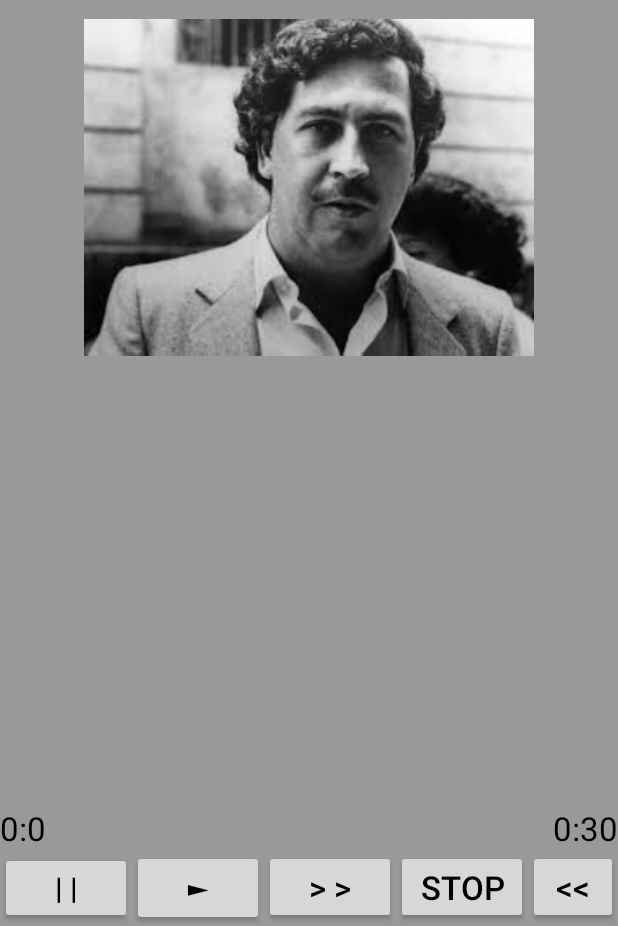
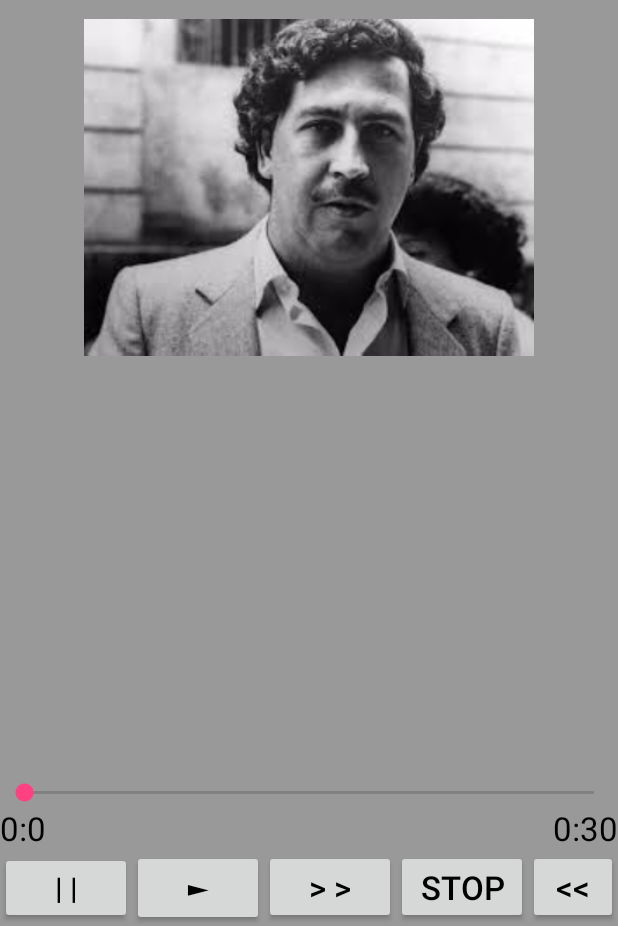
Before and after one commit to NathanHirata19/MusicPlayer, an Android app: the screen it shows after launch (MainActivity), after a tap on an icon or button, on a phone screen of 412 x 824 dp, the part 310-1236 px from its top. Run offline under Robolectric (Android 15) with nearby library versions, the phone set to English and light mode, and no system bars.

Commit message:
milestone 7

```diff
--- a/app/src/main/java/com/academy/app/musicplayer/MainActivity.java
+++ b/app/src/main/java/com/academy/app/musicplayer/MainActivity.java
@@ -20,6 +20,10 @@ public class MainActivity extends AppCompatActivity {
     private MediaPlayer s1;
 
     MediaMetadataRetriever songInfo = new MediaMetadataRetriever();
+
+    private SeekBar mySongBarVar;
+
+    public int seekTime;
 
     public Button playButtonVar;
     public Button pauseButtonVar;
@@ -45,20 +49,19 @@ public class MainActivity extends AppCompatActivity {
     public int currentSeconds;
 
     Intent launchSongPlayer;
+    String songID;
 
-    Intent thisIntent = getIntent();
-    String songID = thisIntent.getStringExtra("songMessage");
 
     @Override
     protected void onCreate(Bundle savedInstanceState) {
 
         super.onCreate(savedInstanceState);
         setContentView(R.layout.activity_main);
-
+        Intent thisIntent = getIntent();
+        songID = thisIntent.getStringExtra("songMessage");
         MediaPlayer.create(this, Integer.parseInt(songID));
 
-        String message = String.valueOf(R.raw.song1);
-        launchSongPlayer.putExtra("songMessage", message);
+//        String message = String.valueOf(R.raw.song1);
 
         Uri mediaPath = Uri.parse("android.resource://" + getPackageName() + "/" + R.raw.song1);
         songInfo.setDataSource(this, mediaPath);
@@ -67,7 +70,7 @@ public class MainActivity extends AppCompatActivity {
         songArtist = songInfo.extractMetadata(MediaMetadataRetriever.METADATA_KEY_ARTIST);
 
 
-
+        mySongBarVar= (SeekBar) findViewById(R.id.mySongBar);
         songTitleView = (TextView) findViewById(R.id.songT);
         songArtistView = (TextView) findViewById(R.id.songA);
         s1 = MediaPlayer.create(this,R.raw.song1);
@@ -91,7 +94,30 @@ public class MainActivity extends AppCompatActivity {
 
 
         myHandler.postDelayed(UpdateSongTime, 100);
+
+        mySongBarVar.setMax((int) finalTimeMS);
+        mySongBarVar.setProgress((int) currentTimeMS);
+
+        mySongBarVar.setOnSeekBarChangeListener(new SeekBar.OnSeekBarChangeListener() {
+            @Override
+            public void onProgressChanged(SeekBar seekBar, int progress, boolean fromUser)
+            {
+                seekTime=progress;
+            }
+
+            @Override
+            public void onStartTrackingTouch(SeekBar seekBar) {
+
+            }
+
+            @Override
+            public void onStopTrackingTouch(SeekBar seekBar) {
+                s1.seekTo( seekTime);
+                currentTimeMS = seekTime;
+            }
+        });
     }
+
 
     private Runnable UpdateSongTime = new Runnable() {
         public void run() {
--- /dev/null
+++ b/app/src/main/java/com/academy/app/musicplayer/SongObject.java
@@ -0,0 +1,12 @@
+package com.academy.app.musicplayer;
+
+public class SongObject {
+    public int songID;
+    public String title;
+    public String artist;
+    public SongObject(int songID, String title, String artist) {
+        this.songID = songID;
+        this.title = title;
+        this.artist = artist;
+    }
+}
--- a/app/src/main/java/com/academy/app/musicplayer/SongPicker.java
+++ b/app/src/main/java/com/academy/app/musicplayer/SongPicker.java
@@ -40,28 +40,26 @@ public class SongPicker extends AppCompatActivity {
         pickSongButtonVar2.setText(songTitle2);
 
         launchSongPlayer = new Intent(this, MainActivity.class);
-    }
-    public void pickSong() {
-        pickSongButtonVar.setEnabled(true);
-        startActivity(launchSongPlayer);
+
+        int s1id = R.raw.song1;
+        String s1t = songInfo.extractMetadata(MediaMetadataRetriever.METADATA_KEY_TITLE);
+        String s1a = songInfo.extractMetadata(MediaMetadataRetriever.METADATA_KEY_ARTIST);
+        SongObject s1 = new SongObject(s1id, s1t,s1a);
     }
 
     public void launchSong1(View view){
-        pickSongButtonVar.setEnabled(true);
         String songID = String.valueOf(R.raw.song1);
         launchPlayer(songID);
     }
 
     public void launchSong2(View view){
-        pickSongButtonVar.setEnabled(true);
         String songID = String.valueOf(R.raw.song2);
         launchPlayer(songID);
     }
 
     public void launchPlayer(String songID){
         Intent launchSongPlayer = new Intent(SongPicker.this, MainActivity.class);
-        String message = String.valueOf(R.raw.song1);
-        launchSongPlayer.putExtra("songMessage", message);
+        launchSongPlayer.putExtra("songMessage", songID);
         startActivity(launchSongPlayer);
 
     }
--- a/app/src/main/res/layout/activity_main.xml
+++ b/app/src/main/res/layout/activity_main.xml
@@ -63,6 +63,13 @@ tools:context="com.academy.app.musicplayer.MainActivity">
         android:layout_alignParentRight="true"
         android:layout_above="@+id/buttonsLayout"
         android:textSize="22sp"/>
+
+    <SeekBar
+        android:layout_width="match_parent"
+        android:layout_height="wrap_content"
+        android:id="@+id/mySongBar"
+        android:layout_above="@+id/cT"
+        />
 
 
     <RelativeLayout
```
Also changed, not shown: 1 other file.
